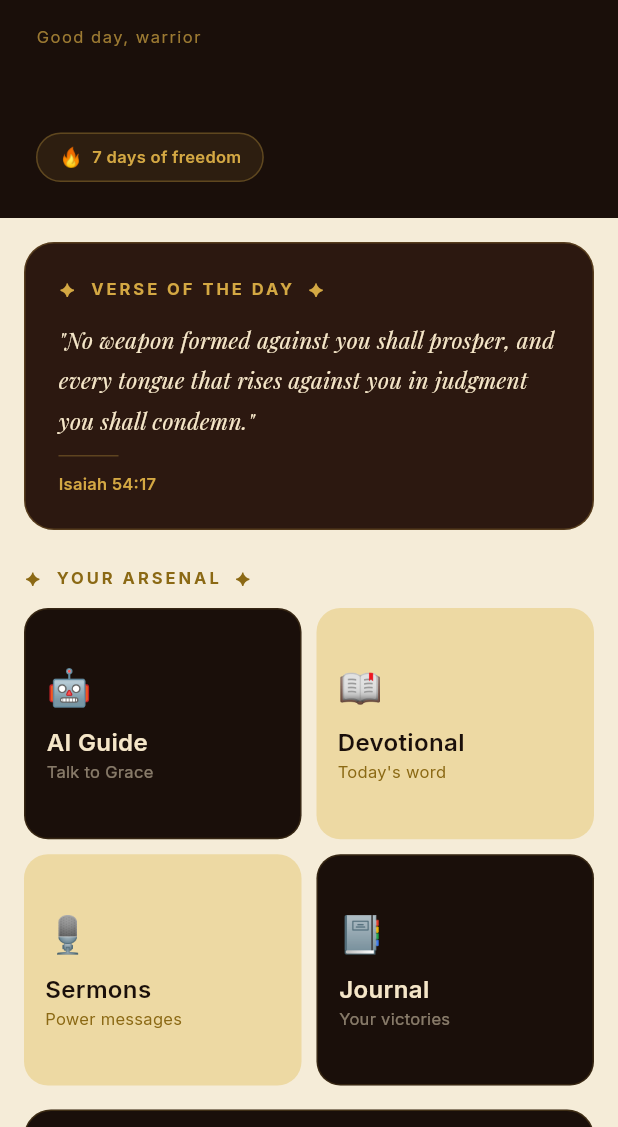
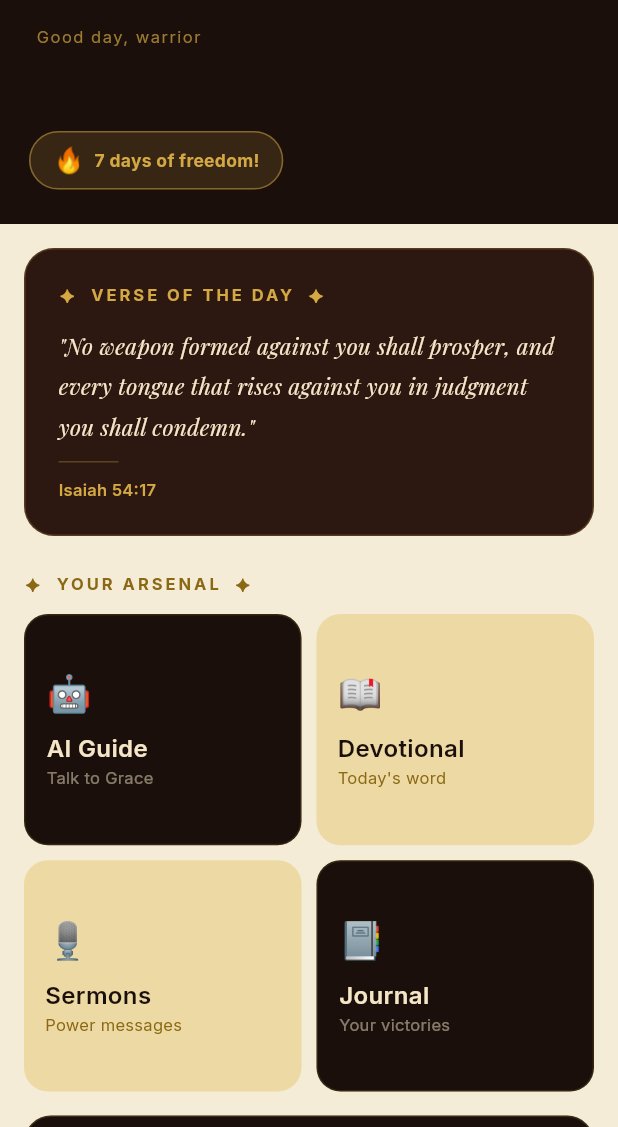
Before and after one commit to Bawoveee/free-indeed-app, a Flutter app: the HomeDashboard screen opened directly, on a phone screen of 412 x 824 dp, the part 109-1236 px from its top. Run offline on Flutter 3.47's test engine with Material 3 defaults, Android fonts, the phone set to English and light mode, and no system bars; drawn by our look-alikes of animated_text_kit; our stand-ins replace cloud_firestore, confetti, dio, firebase_auth, firebase_core, flutter_riverpod and 1 more; accounts and stored records are empty.

Commit message:
Day 11 - Addiction selection, animations and streak badge

```diff
--- a/lib/features/auth/auth_wrapper.dart
+++ b/lib/features/auth/auth_wrapper.dart
@@ -1,7 +1,9 @@
 import 'package:flutter/material.dart';
 import 'package:firebase_auth/firebase_auth.dart';
+import 'package:cloud_firestore/cloud_firestore.dart';
 import 'package:free_indeed/features/home/home_screen.dart';
 import 'package:free_indeed/features/onboarding/onboarding_screen.dart';
+import 'package:free_indeed/features/onboarding/addiction_selection_screen.dart';
 
 class AuthWrapper extends StatelessWidget {
   const AuthWrapper({super.key});
@@ -17,7 +19,29 @@ class AuthWrapper extends StatelessWidget {
           );
         }
         if (snapshot.hasData) {
-          return const HomeScreen();
+          return FutureBuilder<DocumentSnapshot>(
+            future: FirebaseFirestore.instance
+                .collection('users')
+                .doc(snapshot.data!.uid)
+                .get(),
+            builder: (context, userSnapshot) {
+              if (userSnapshot.connectionState == ConnectionState.waiting) {
+                return const Scaffold(
+                  body: Center(child: CircularProgressIndicator()),
+                );
+              }
+              final data =
+                  userSnapshot.data?.data() as Map<String, dynamic>?;
+             final onboardingComplete =
+    data?['onboardingComplete'] ?? false;
+final hasAddiction = data?['addictionType'] != null;
+
+if (onboardingComplete || hasAddiction) {
+  return const HomeScreen();
+}
+return const AddictionSelectionScreen();
+            },
+          );
         }
         return const OnboardingScreen();
       },
--- a/lib/features/home/home_screen.dart
+++ b/lib/features/home/home_screen.dart
@@ -1,5 +1,7 @@
 import 'package:flutter/material.dart';
 import 'package:firebase_auth/firebase_auth.dart';
+import 'package:confetti/confetti.dart';
+import 'package:animated_text_kit/animated_text_kit.dart';
 import 'package:free_indeed/core/theme/app_theme.dart';
 import 'package:free_indeed/features/journal/journal_screen.dart';
 import 'package:free_indeed/features/ai_guide/ai_guide_screen.dart';
@@ -70,8 +72,43 @@ class _HomeScreenState extends State<HomeScreen> {
   }
 }
 
-class HomeDashboard extends StatelessWidget {
+class HomeDashboard extends StatefulWidget {
   const HomeDashboard({super.key});
+
+  @override
+  State<HomeDashboard> createState() => _HomeDashboardState();
+}
+
+class _HomeDashboardState extends State<HomeDashboard>
+    with TickerProviderStateMixin {
+  late ConfettiController _confettiController;
+  late AnimationController _streakAnimController;
+  late Animation<double> _streakAnimation;
+
+  @override
+  void initState() {
+    super.initState();
+    _confettiController =
+        ConfettiController(duration: const Duration(seconds: 2));
+    _streakAnimController = AnimationController(
+      vsync: this,
+      duration: const Duration(milliseconds: 800),
+    )..repeat(reverse: true);
+    _streakAnimation = Tween<double>(begin: 1.0, end: 1.2).animate(
+      CurvedAnimation(
+          parent: _streakAnimController, curve: Curves.easeInOut),
+    );
+    Future.delayed(const Duration(milliseconds: 500), () {
+      if (mounted) _confettiController.play();
+    });
+  }
+
+  @override
+  void dispose() {
+    _confettiController.dispose();
+    _streakAnimController.dispose();
+    super.dispose();
+  }
 
   Widget _buildActionCard({
     required String emoji,
@@ -119,10 +156,28 @@ class HomeDashboard extends StatelessWidget {
 
   @override
   Widget build(BuildContext context) {
-
     return Scaffold(
       backgroundColor: AppColors.parchment,
-      body: Column(
+      body: Stack(
+        children: [
+          // Confetti
+          Align(
+            alignment: Alignment.topCenter,
+            child: ConfettiWidget(
+              confettiController: _confettiController,
+              blastDirectionality: BlastDirectionality.explosive,
+              colors: const [
+                AppColors.gold,
+                AppColors.darkBrown,
+                Colors.white,
+              ],
+              numberOfParticles: 20,
+              gravity: 0.3,
+            ),
+          ),
+
+          // Main content
+          Column(
             children: [
               // FIXED HEADER
               Container(
@@ -158,8 +213,9 @@ class HomeDashboard extends StatelessWidget {
                     const SizedBox(height: 4),
                     Text(
                       FirebaseAuth.instance.currentUser?.displayName ??
-  FirebaseAuth.instance.currentUser?.email?.split('@')[0] ?? 'Friend',
-
+                          FirebaseAuth.instance.currentUser?.email
+                              ?.split('@')[0] ??
+                          'Friend',
                       style: const TextStyle(
                         fontSize: 28,
                         fontWeight: FontWeight.w700,
@@ -167,29 +223,51 @@ class HomeDashboard extends StatelessWidget {
                       ),
                     ),
                     const SizedBox(height: 12),
-                Container(
+                    // Animated streak badge
+                    ScaleTransition(
+                      scale: _streakAnimation,
+                      child: Container(
                         padding: const EdgeInsets.symmetric(
                             horizontal: 14, vertical: 6),
                         decoration: BoxDecoration(
-                    color: AppColors.gold.withValues(alpha: 0.1),
+                          color: AppColors.gold.withValues(alpha: 0.15),
                           borderRadius: BorderRadius.circular(20),
                           border: Border.all(
-                      color: AppColors.gold.withValues(alpha: 0.3),
+                            color: AppColors.gold.withValues(alpha: 0.5),
                           ),
                         ),
                         child: Row(
                           mainAxisSize: MainAxisSize.min,
                           children: [
-                      const Text('🔥', style: TextStyle(fontSize: 13)),
+                            const Text('🔥',
+                                style: TextStyle(fontSize: 16)),
                             const SizedBox(width: 6),
-                      Text(
-                        '7 days of freedom',
-                        style: AppTextStyles.caption.copyWith(
+                            AnimatedTextKit(
+                              animatedTexts: [
+                                FadeAnimatedText(
+                                  '7 days of freedom!',
+                                  textStyle: AppTextStyles.caption.copyWith(
                                     color: AppColors.gold,
-                          fontWeight: FontWeight.w600,
+                                    fontWeight: FontWeight.w700,
                                   ),
+                                  duration:
+                                      const Duration(milliseconds: 2000),
+                                ),
+                                FadeAnimatedText(
+                                  'Keep going warrior! 💪',
+                                  textStyle: AppTextStyles.caption.copyWith(
+                                    color: AppColors.gold,
+                                    fontWeight: FontWeight.w700,
+                                  ),
+                                  duration:
+                                      const Duration(milliseconds: 2000),
                                 ),
                               ],
+                              repeatForever: true,
+                              isRepeatingAnimation: true,
+                            ),
+                          ],
+                        ),
                       ),
                     ),
                   ],
@@ -231,7 +309,8 @@ class HomeDashboard extends StatelessWidget {
                               style: AppTextStyles.scripture,
                             ),
                             Container(
-                          margin: const EdgeInsets.symmetric(vertical: 10),
+                              margin:
+                                  const EdgeInsets.symmetric(vertical: 10),
                               width: 40,
                               height: 1,
                               color: AppColors.gold.withValues(alpha: 0.3),
@@ -294,7 +373,8 @@ class HomeDashboard extends StatelessWidget {
                               Navigator.push(
                                 context,
                                 MaterialPageRoute(
-                                builder: (context) => const JournalScreen(),
+                                  builder: (context) =>
+                                      const JournalScreen(),
                                 ),
                               );
                             },
@@ -328,7 +408,8 @@ class HomeDashboard extends StatelessWidget {
                             children: [
                               Expanded(
                                 child: Column(
-                              crossAxisAlignment: CrossAxisAlignment.start,
+                                  crossAxisAlignment:
+                                      CrossAxisAlignment.start,
                                   children: [
                                     Text(
                                       'Freedom Tracker',
@@ -346,13 +427,13 @@ class HomeDashboard extends StatelessWidget {
                                     ),
                                     const SizedBox(height: 10),
                                     ClipRRect(
-                                  borderRadius: BorderRadius.circular(2),
+                                      borderRadius:
+                                          BorderRadius.circular(2),
                                       child: LinearProgressIndicator(
                                         value: 0.35,
-                                    backgroundColor:
-                                        AppColors.gold.withValues(alpha: 0.15),
-                                    valueColor:
-                                        const AlwaysStoppedAnimation<Color>(
+                                        backgroundColor: AppColors.gold
+                                            .withValues(alpha: 0.15),
+                                        valueColor: const AlwaysStoppedAnimation<Color>(
                                           AppColors.gold,
                                         ),
                                         minHeight: 3,
@@ -371,8 +452,8 @@ class HomeDashboard extends StatelessWidget {
                                   Text(
                                     'VIEW',
                                     style: AppTextStyles.caption.copyWith(
-                                  color:
-                                      AppColors.gold.withValues(alpha: 0.6),
+                                      color: AppColors.gold
+                                          .withValues(alpha: 0.6),
                                       letterSpacing: 1,
                                       fontSize: 9,
                                     ),
@@ -472,6 +553,8 @@ class HomeDashboard extends StatelessWidget {
               ),
             ],
           ),
+        ],
+      ),
     );
   }
 }
--- a/pubspec.yaml
+++ b/pubspec.yaml
@@ -23,11 +23,15 @@ dependencies:
   cached_network_image: ^3.3.1
   google_fonts: ^6.2.1
   url_launcher: ^6.3.0
+  confetti: ^0.8.0
+  animated_text_kit: ^4.3.0
 
 dev_dependencies:
   flutter_test:
     sdk: flutter
   flutter_lints: ^4.0.0
+  # Removed unnecessary dev-only package entries. Lottie, confetti, and animated_text_kit
+  # are listed under regular dependencies above.
 
 flutter:
   uses-material-design: true
```
Also changed, not shown: pubspec.lock. Lines whose indentation alone changed are shown as unchanged.
